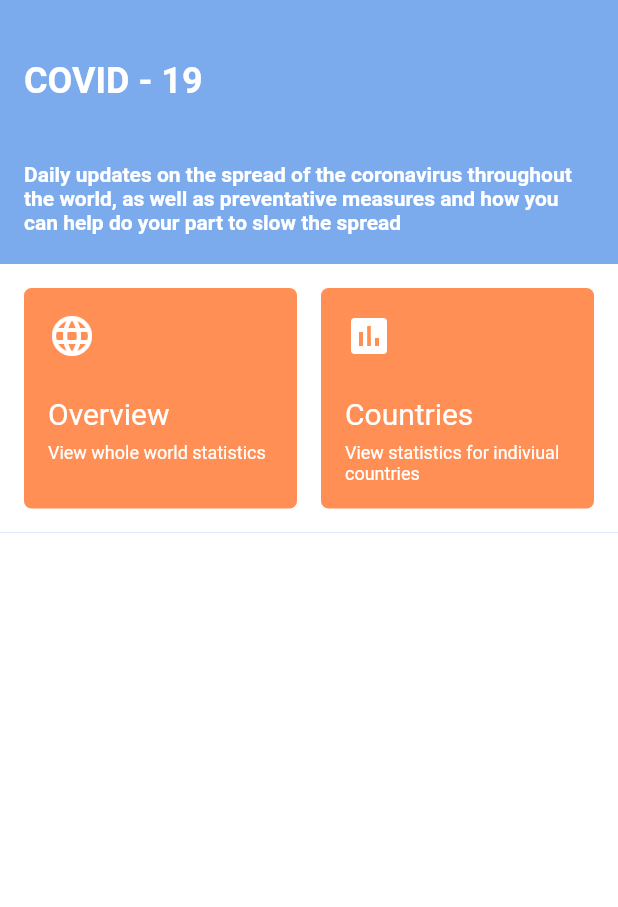
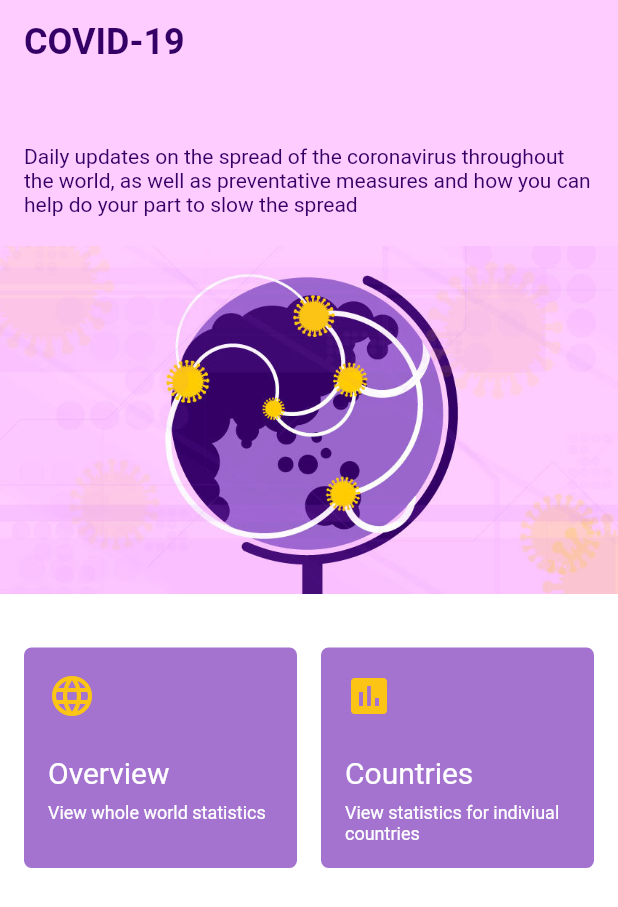
Before and after one commit to Lith1um/CovidTracker, a Flutter app: the screen it shows after launch, on a phone screen of 412 x 824 dp. Shown: the top 907 px of the screen. Run offline on Flutter 3.47's test engine with Material 2 defaults, Android fonts, the phone set to English and light mode, and no system bars; our stand-ins replace google_fonts.

```diff
--- a/lib/constants/colors.dart
+++ b/lib/constants/colors.dart
@@ -1,6 +1,14 @@
 import 'package:flutter/material.dart';
 
-const mainColor = Color(0xFF7BABED);
-const mainColorAccent = Color(0xFFABC9F3);
-const mainColor2 = Color(0xFFFF8F54);
-const mainColor2Accent = Color(0xFFFFA373);
+const mainColor = Color(0xFF639CED);
+const mainColorAccent = Color(0xFF7FAEF0);
+const mainColor2 = Color(0xFFFF7F3A);
+const mainColor2Accent = Color(0xFFFF8A4B);
+
+class PurpleScheme {
+  static Color mainColor = Color(0xFFA373CF);
+  static Color mainColorDark = Color(0xFF340065);
+  static Color mainColorAccent = Color(0xFFFECCFF);
+  static Color compColor = Color(0xFFFCC415);
+  static Color compColorAccent = Color(0xFFFCD454);
+}
--- a/lib/main.dart
+++ b/lib/main.dart
@@ -19,8 +19,7 @@ class MyApp extends StatelessWidget {
   @override
   Widget build(BuildContext context) {
     SystemChrome.setSystemUIOverlayStyle(SystemUiOverlayStyle(
-      statusBarColor: Colors.transparent,
-      statusBarIconBrightness: Brightness.light
+      statusBarColor: Colors.transparent
     ));
     return MaterialApp(
       title: 'Covid Tracker',
--- a/lib/screens/countries_page.dart
+++ b/lib/screens/countries_page.dart
@@ -13,7 +13,7 @@ class CountriesPage extends StatelessWidget {
         iconTheme: IconThemeData(
           color: Colors.white, //change your color here
         ),
-        backgroundColor: mainColor2,
+        backgroundColor: PurpleScheme.mainColor,
         title: Text(
           'Countries',
           style: TextStyle(
--- a/lib/screens/home_page.dart
+++ b/lib/screens/home_page.dart
@@ -20,47 +20,51 @@ class _HomePageState extends State<HomePage> {
   @override
   Widget build(BuildContext context) {
     return Scaffold(
-      backgroundColor: mainColor,
-      body: SafeArea(
-        child: Column(
+      appBar: AppBar(
+        brightness: Brightness.light,
+        elevation: 0.0,
+        iconTheme: IconThemeData(
+          color: Colors.white, //change your color here
+        ),
+        backgroundColor: PurpleScheme.mainColorAccent,
+        title: Text(
+          'COVID-19',
+          style: TextStyle(
+            color: PurpleScheme.mainColorDark,
+            fontSize: 24.0,
+            fontWeight: FontWeight.bold
+          ),
+        )
+      ),
+      backgroundColor: Colors.white,
+      body: Column(
         crossAxisAlignment: CrossAxisAlignment.stretch,
         children: <Widget>[
           Container(
             padding: EdgeInsets.symmetric(horizontal: 16.0),
             decoration: BoxDecoration(
-                color: mainColor,
+              color: PurpleScheme.mainColorAccent,
             ),
             child: Column(
               crossAxisAlignment: CrossAxisAlignment.start,
               children: <Widget>[
                 SizedBox(height: 40.0),
                 Text(
-                    'COVID - 19',
-                    style: TextStyle(
-                      color: Colors.white,
-                      fontSize: 24.0,
-                      fontWeight: FontWeight.bold
-                    )
-                  ),
-                  SizedBox(height: 40.0),
-                  Text(
                   'Daily updates on the spread of the coronavirus throughout the world, as well as preventative measures and how you can help do your part to slow the spread',
                   style: TextStyle(
-                      color: Colors.white,
-                      fontSize: 14.0,
-                      fontWeight: FontWeight.bold
+                    color: PurpleScheme.mainColorDark,
+                    fontSize: 14.0
                   )
                 ),
                 SizedBox(height: 20.0),
               ]
             )
           ),
+          Image.asset('assets/images/globe.jpg'),
+          SizedBox(height: 20.0),
           IntrinsicHeight(
             child: Container(
               padding: EdgeInsets.all(16.0),
-                decoration: BoxDecoration(
-                  color: Colors.white,
-                ),
               child: Row(
                 crossAxisAlignment: CrossAxisAlignment.start,
                 children: <Widget>[
@@ -80,16 +84,8 @@ class _HomePageState extends State<HomePage> {
                 ],
               )
             )
-            ),
-            Expanded(
-              child: Container(
-                decoration: BoxDecoration(
-                  color: Colors.white,
-                ),
-              )
           )
         ],
-        ),
       ),
     );
   }
--- a/lib/widgets/tile.dart
+++ b/lib/widgets/tile.dart
@@ -17,14 +17,14 @@ class Tile extends StatelessWidget {
     return Expanded(
       child: Container(
         decoration: BoxDecoration(
-          color: mainColor2,
+          color: PurpleScheme.mainColor,
           borderRadius: BorderRadius.all(Radius.circular(5.0))
         ),
         child: Material(
           color: Colors.transparent,
           child: InkWell(
             borderRadius: BorderRadius.all(Radius.circular(5.0)),
-            splashColor: mainColor2Accent,
+            splashColor: PurpleScheme.mainColorAccent,
             onTap: () {
               if (pageToLoad != null) {
                 Navigator.push(
@@ -41,7 +41,7 @@ class Tile extends StatelessWidget {
                   Icon(
                     icon,
                     size: 32.0,
-                    color: Colors.white,
+                    color: PurpleScheme.compColor,
                   ),
                   SizedBox(
                     height: 24.0,
```
Also changed, not shown: lib/models/global_covid.dart (added, +21 -0 lines), lib/screens/overview_page.dart (+41 -4 lines), lib/services/novel_covid.dart (added, +20 -0 lines), lib/widgets/global_stats.dart (added, +97 -0 lines), lib/widgets/loading_section.dart (added, +17 -0 lines), lib/widgets/stat_tile.dart (added, +48 -0 lines), pubspec.yaml (+3 -4 lines), assets/images/globe.jpg (added), pubspec.lock. Lines whose indentation alone changed are shown as unchanged.
